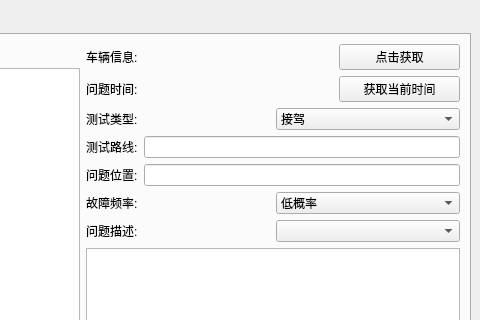
First picture: the form in Ui/recordinfo.ui, repository xiaochen19v587/RecordBug, before the edit; both pictures show x 314 to 794 and y 0 to 320 of the 794 by 654 pixel window.
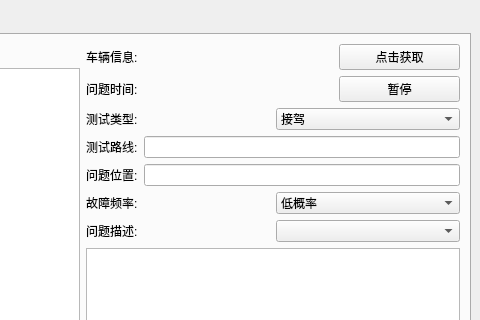
Second picture: the form after the edit.

Commit message: update show_time function

The edit to the form file:
```diff
--- a/Ui/recordinfo.ui
+++ b/Ui/recordinfo.ui
@@ -98,7 +98,7 @@
             <item>
              <widget class="QPushButton" name="pushButton_8">
               <property name="text">
-               <string>获取当前时间</string>
+               <string>暂停</string>
               </property>
              </widget>
             </item>
```
The commit also changes 2 other files.
